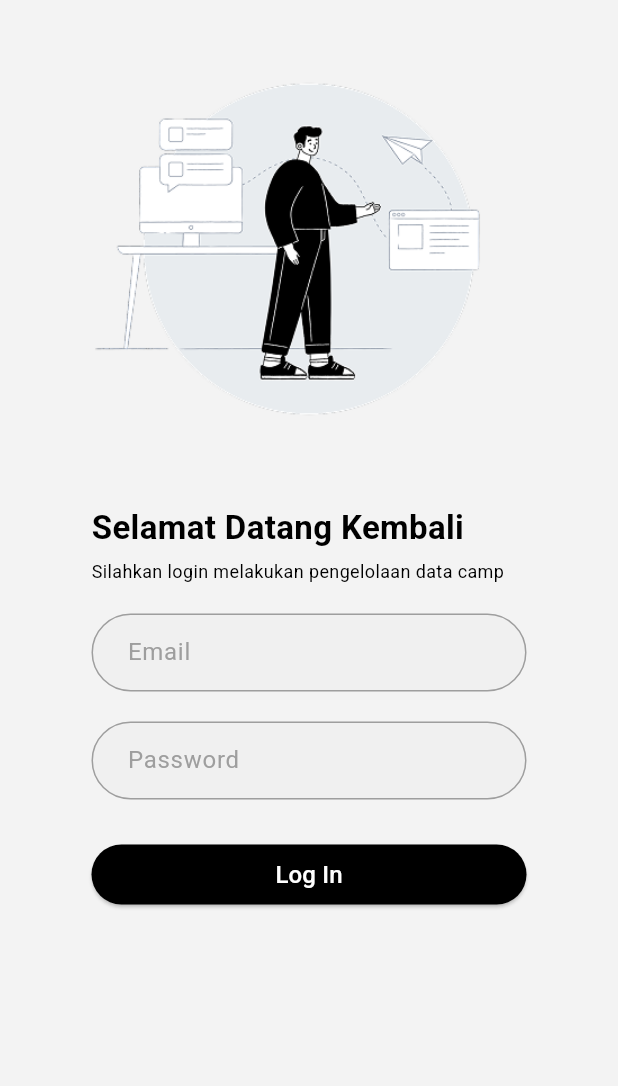
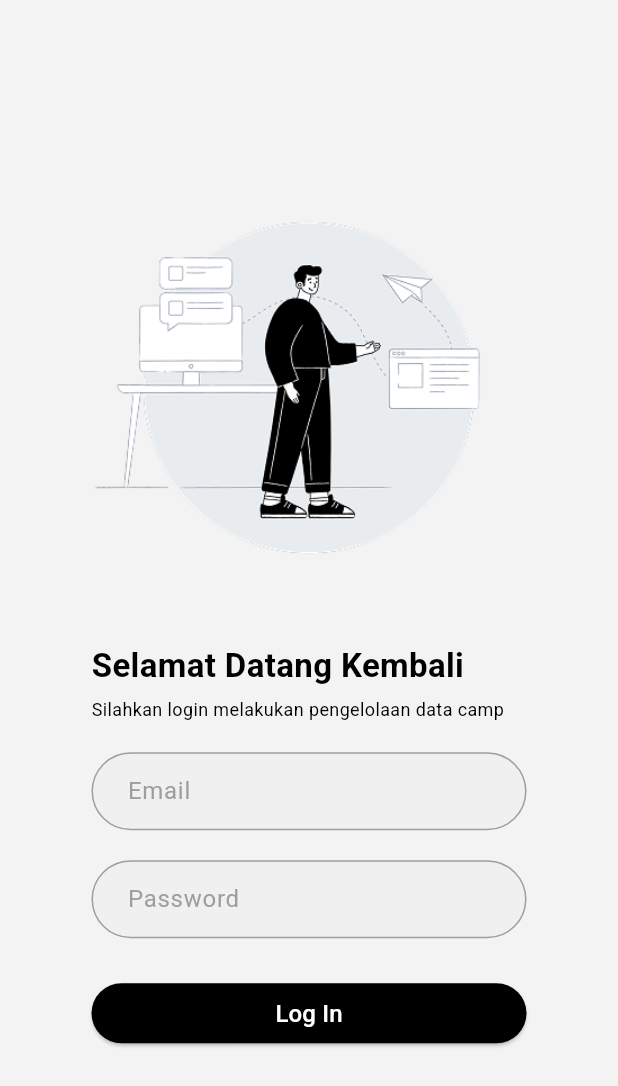
Before and after one commit to Harsya1/b_camp, a Flutter app: the screen it shows after launch, on a phone screen of 412 x 824 dp. Shown: the top 1086 px of the screen. Run offline on Flutter 3.47's test engine with Material 3 defaults, Android fonts, the phone set to English and light mode, and no system bars; our stand-ins replace dropdown_search, image_picker, month_picker_dialog, shared_preferences, supercharged, syncfusion_flutter_calendar.

Commit message:
feat: enhance calendar date picker UI and improve login page layout

```diff
--- a/lib/screen/login_register_section/login_action.dart
+++ b/lib/screen/login_register_section/login_action.dart
@@ -25,13 +25,13 @@ class _LoginPageState extends State<LoginPage> {
   Widget build(BuildContext context) {
     return Scaffold(
       backgroundColor: const Color.fromARGB(242, 242, 242, 242),
-      body: SingleChildScrollView(
-        // Agar konten bisa bergulir saat keyboard muncul
-        child: Padding(
-          padding: const EdgeInsets.all(16.0),
-          child: Center(
+      body: Center(
+        child: SingleChildScrollView(
+          child: Padding(
+            padding: const EdgeInsets.all(16.0),
             child: Column(
               mainAxisAlignment: MainAxisAlignment.center,
+              crossAxisAlignment: CrossAxisAlignment.center, // Tambahkan ini
               children: [
                 // Logo
                 Image.asset(
```
Also changed, not shown: lib/screen/dashboard_calender.dart (+22 -0 lines).
